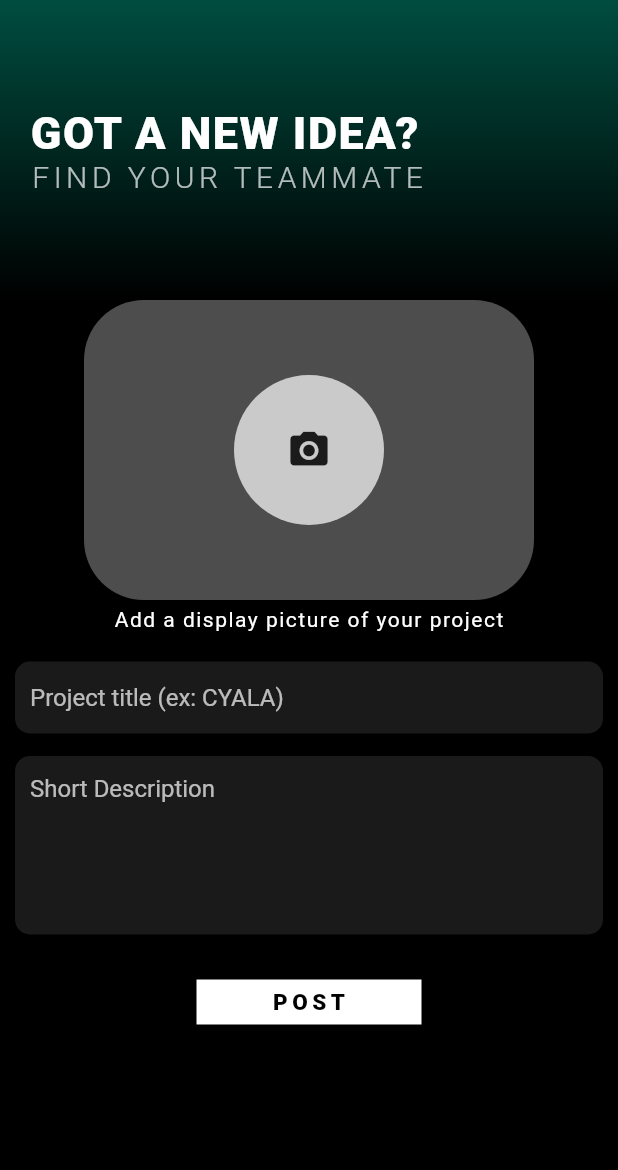
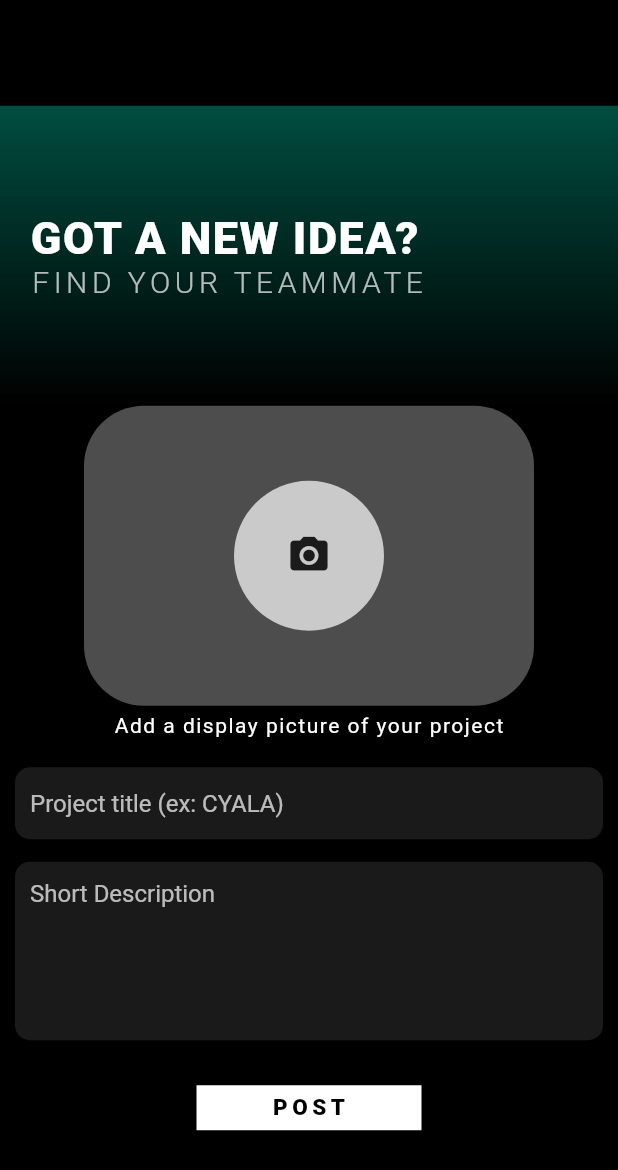
Before and after one commit to semandreis/project_link, a Flutter app: the screen it shows once a user with an empty profile is signed in, after a tap on the "add" icon, on a phone screen of 412 x 824 dp. Shown: the top 1170 px of the screen. Run offline on Flutter 3.47's test engine with Material 2 defaults, Android fonts, the phone set to English and light mode, and no system bars; our stand-ins replace cloud_firestore, email_validator, firebase_auth, firebase_core; accounts and stored records are empty.

Commit message:
MyProjects and responsive to rotation

```diff
--- a/lib/BottomBar.dart
+++ b/lib/BottomBar.dart
@@ -1,6 +1,7 @@
 import 'package:flutter/material.dart';
 import 'package:project_link/Favorites.dart';
 import 'package:project_link/Profile.dart';
+import 'MyProjects.dart';
 import 'home_page.dart';
 class BottomBar extends StatefulWidget {
   const BottomBar({Key? key}) : super(key: key);
@@ -17,7 +18,7 @@ class _BottomBarState extends State<BottomBar> {
     });
   }
   PageController pageController= PageController();
-  List<Widget> pages = [const HomePage(), const Favorites(), const Profile()];
+  List<Widget> pages = [const HomePage(), const Favorites(),const MyProjects(), const Profile()];
 
   void onItemTap(int selectedItem){
 
@@ -40,6 +41,7 @@ class _BottomBarState extends State<BottomBar> {
         items: const [
           BottomNavigationBarItem(label: '',icon: Icon(Icons.home_filled, color: Colors.white,)),
           BottomNavigationBarItem(label: '',icon: Icon(Icons.favorite, color: Colors.white,)),
+          BottomNavigationBarItem(label: '',icon: Icon(Icons.star, color: Colors.white,)),
           BottomNavigationBarItem(label: '',icon: Icon(Icons.person, color: Colors.white,)),
 
         ],
--- /dev/null
+++ b/lib/MyProjects.dart
@@ -0,0 +1,53 @@
+import 'package:flutter/material.dart';
+
+
+class MyProjects extends StatefulWidget {
+  const MyProjects({Key? key}) : super(key: key);
+
+  @override
+  State<MyProjects> createState() => _MyProjectsState();
+}
+
+class _MyProjectsState extends State<MyProjects> {
+  @override
+  Widget build(BuildContext context) {
+    return Scaffold(
+      backgroundColor: Colors.black,
+      body: Center(
+        child: Container(
+          child: SingleChildScrollView(
+            child: Column(
+              children: [
+                Container(
+                  height: 200,
+                  width: 500,
+                  decoration: BoxDecoration(
+
+                    gradient: LinearGradient(
+                        colors: [Color(0xFF004D40),Colors.black],
+                        begin: Alignment.topCenter,
+                        end: Alignment.bottomCenter
+                    ),
+                  ),
+
+                  child: Padding(
+                    padding: const EdgeInsets.all(20.0),
+                    child: Row(
+
+                      children: [
+                        Text("YOUR", style: TextStyle(color: Colors.white,fontSize: 30, fontWeight: FontWeight.w900, letterSpacing: 1),),
+                        Text("PROJECTS ", style: TextStyle(color: Colors.white,fontSize: 30, fontWeight: FontWeight.w200, letterSpacing: 1),),
+
+                      ],
+                    ),
+                  ),
+                ),
+              ],
+            ),
+          ),
+        ),
+      ),
+    );
+
+  }
+}
--- a/lib/Profile.dart
+++ b/lib/Profile.dart
@@ -37,9 +37,11 @@ class _ProfileState extends State<Profile> {
     final user = FirebaseAuth.instance.currentUser!;
     return Scaffold(
       backgroundColor: Colors.black,
-      body: SingleChildScrollView(
+      body: Center(
+        child: Container(
+          child: SingleChildScrollView(
             child: Column(
-          crossAxisAlignment: CrossAxisAlignment.start,
+              crossAxisAlignment: CrossAxisAlignment.center,
                 children: [
                   Container(
                     height: 300,
@@ -164,6 +166,8 @@ class _ProfileState extends State<Profile> {
                 ],
               ),
           ),
+        ),
+      ),
 
     );
   }
--- a/lib/create_post.dart
+++ b/lib/create_post.dart
@@ -13,7 +13,8 @@ class _CreatePostState extends State<CreatePost> {
     return Scaffold(
 
       backgroundColor: Colors.black,
-      body: Container(
+      body: Center(
+        child: Container(
           child: SingleChildScrollView(
             child: Column(
               children: [
@@ -134,6 +135,7 @@ class _CreatePostState extends State<CreatePost> {
             ),
           ),
         ),
+      ),
     );
   }
 }
--- a/lib/home_page.dart
+++ b/lib/home_page.dart
@@ -65,7 +65,8 @@ class _HomePageState extends State<HomePage> {
           },),
 
       backgroundColor: Colors.black,
-      body: Container(
+      body: Center(
+        child: Container(
           child: SingleChildScrollView(
             scrollDirection: Axis.vertical,
             child: Column(
@@ -84,8 +85,8 @@ class _HomePageState extends State<HomePage> {
                         children: [
                           Row(
                             children: [
-                            const Text("Good", style: TextStyle(color: Colors.white, fontSize: 40, fontWeight: FontWeight.w900),),
-                            const Text("Evening ", style: TextStyle(color: Colors.white, fontSize: 40, fontWeight: FontWeight.w300),),
+                              const Text("Hello", style: TextStyle(color: Colors.white, fontSize: 40, fontWeight: FontWeight.w900),),
+                              const Text("hola ", style: TextStyle(color: Colors.white, fontSize: 40, fontWeight: FontWeight.w200),),
                             ],
                           ),
                           const Text('Looking forward to work on a project?', style: TextStyle(color: Colors.white60, fontSize: 18),),
@@ -104,6 +105,7 @@ class _HomePageState extends State<HomePage> {
             ),
           ),
         ),
+      ),
     );
   }
 }
```
Lines whose indentation alone changed are shown as unchanged.
